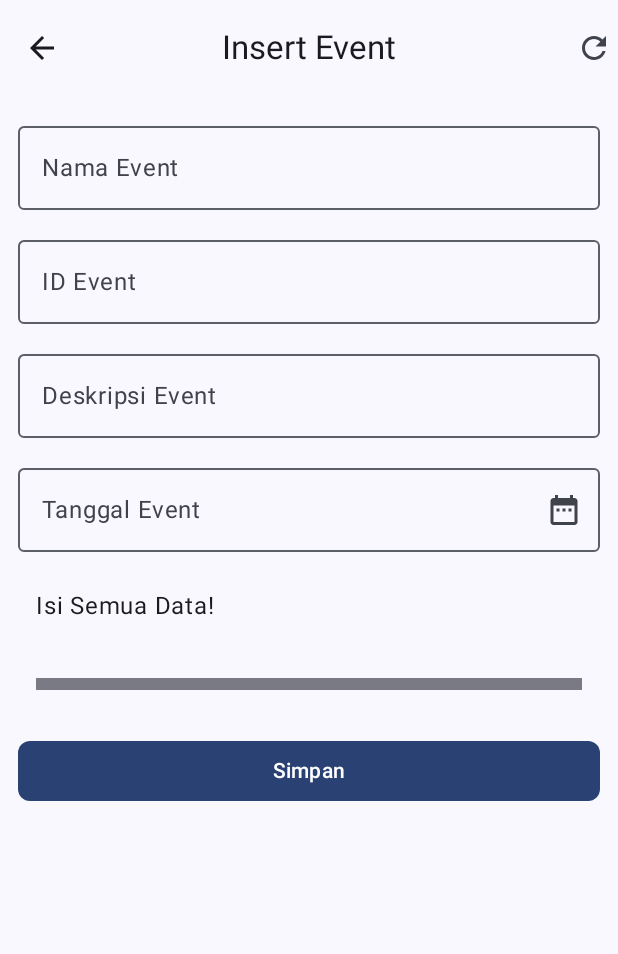
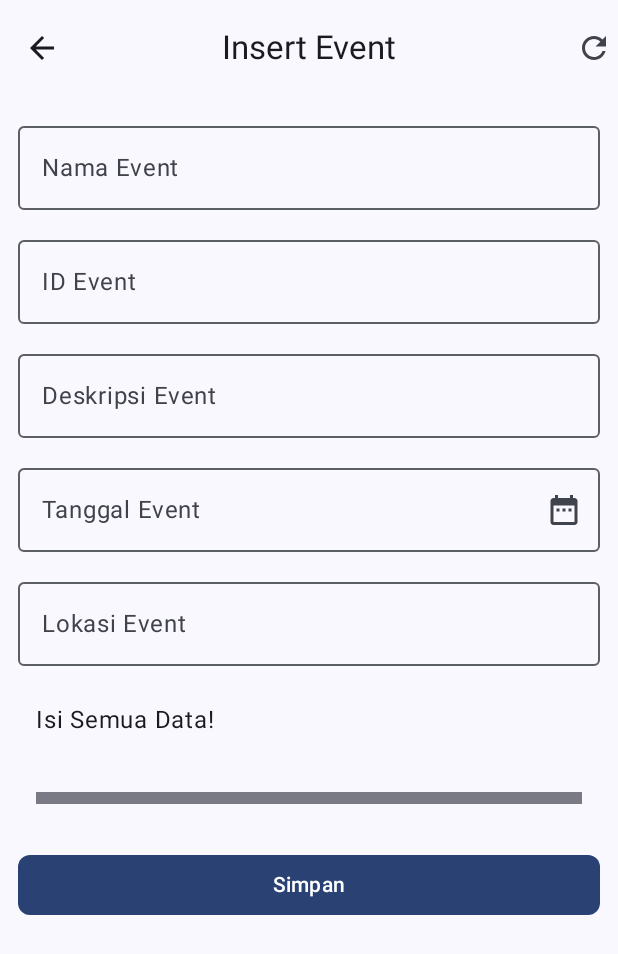
Before and after one commit to suryaguntursuprapto/A13_002, an Android app built with Jetpack Compose: the EntryEventScreen screen opened through its navigation route, after a tap on "Simpan", on a phone screen of 412 x 824 dp. Shown: the top 954 px of the screen. Run offline under Robolectric (Android 15) with nearby library versions, the phone set to English and light mode, and no system bars; libraries missing offline, so code that uses them is left out: com.google.android.datatransport, com.jakewharton.retrofit2.

Commit message:
menambahkan lokasi_event

```diff
--- a/app/src/main/java/com/example/tugasakhirpam/model/Event.kt
+++ b/app/src/main/java/com/example/tugasakhirpam/model/Event.kt
@@ -19,5 +19,8 @@ data class Event (
     val deskripsiEvent: String,
 
     @SerialName("tanggal_event")
-    val tanggalEvent: String
+    val tanggalEvent: String,
+
+    @SerialName("lokasi_event")
+    val lokasiEvent: String
 )
--- a/app/src/main/java/com/example/tugasakhirpam/ui/view/event/HomeEventView.kt
+++ b/app/src/main/java/com/example/tugasakhirpam/ui/view/event/HomeEventView.kt
@@ -216,6 +216,10 @@ fun EventCard(
                 text = event.deskripsiEvent,
                 style = MaterialTheme.typography.titleMedium
             )
+            Text(
+                text = event.lokasiEvent,
+                style = MaterialTheme.typography.titleMedium
+            )
         }
     }
 }
--- a/app/src/main/java/com/example/tugasakhirpam/ui/view/event/InsertEventView.kt
+++ b/app/src/main/java/com/example/tugasakhirpam/ui/view/event/InsertEventView.kt
@@ -234,6 +234,23 @@ fun FormInput(
             )
         }
 
+        OutlinedTextField(
+            value = event.lokasiEvent,
+            onValueChange = { onValueChange(event.copy(lokasiEvent = it)) },
+            label = { Text("Lokasi Event") },
+            modifier = Modifier.fillMaxWidth(),
+            enabled = enabled,
+            singleLine = true,
+            isError = validationErrors?.lokasiEvent != null
+        )
+        validationErrors?.lokasiEvent?.let {
+            Text(
+                text = it,
+                color = Color.Red,
+                style = MaterialTheme.typography.bodySmall
+            )
+        }
+
         if (enabled) {
             Text(
                 text = "Isi Semua Data!",
--- a/app/src/main/java/com/example/tugasakhirpam/ui/viewmodel/event/InsertEventViewModel.kt
+++ b/app/src/main/java/com/example/tugasakhirpam/ui/viewmodel/event/InsertEventViewModel.kt
@@ -52,6 +52,11 @@ class InsertEventViewModel(private val eventRepository: EventRepository) : ViewM
             isValid = false
         }
 
+        if (uiState.insertEvent.lokasiEvent.isBlank()) {
+            validationErrors = validationErrors.copy(lokasiEvent = "Lokasi Event cannot be empty")
+            isValid = false
+        }
+
         return isValid
     }
 
@@ -81,7 +86,8 @@ data class InsertEventFormErrors(
     val idEvent: String? = null,
     val namaEvent: String? = null,
     val deskripsiEvent: String? = null,
-    val tanggalEvent: String? = null
+    val tanggalEvent: String? = null,
+    val lokasiEvent: String? = null
 )
 
 // Event data class representing the form fields
@@ -89,7 +95,8 @@ data class InsertEvent(
     val idEvent: String = "",
     val namaEvent: String = "",
     val deskripsiEvent: String = "",
-    val tanggalEvent: String = ""
+    val tanggalEvent: String = "",
+    val lokasiEvent: String = ""
 )
 
 // Convert InsertEvent to Event model
@@ -97,7 +104,8 @@ fun InsertEvent.toEvent(): Event = Event(
     idEvent = idEvent,
     namaEvent = namaEvent,
     deskripsiEvent = deskripsiEvent,
-    tanggalEvent = tanggalEvent
+    tanggalEvent = tanggalEvent,
+    lokasiEvent = lokasiEvent
 )
 
 // Convert Event model to UI state
@@ -110,5 +118,6 @@ fun Event.toInsertEvent(): InsertEvent = InsertEvent(
     idEvent = idEvent,
     namaEvent = namaEvent,
     deskripsiEvent = deskripsiEvent,
-    tanggalEvent = tanggalEvent
+    tanggalEvent = tanggalEvent,
+    lokasiEvent = lokasiEvent
 )
```
Also changed, not shown: app/src/main/java/com/example/tugasakhirpam/ui/view/event/DetailEventView.kt (+8 -3 lines), app/src/main/java/com/example/tugasakhirpam/ui/view/event/UpdateEventView.kt (+7 -0 lines), app/src/main/java/com/example/tugasakhirpam/ui/viewmodel/event/UpdateEventViewModel.kt (+5 -3 lines).
